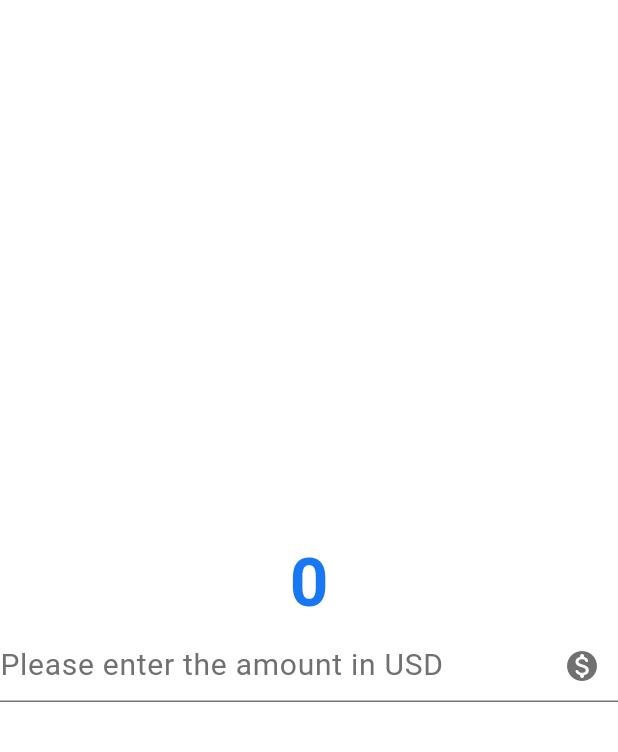
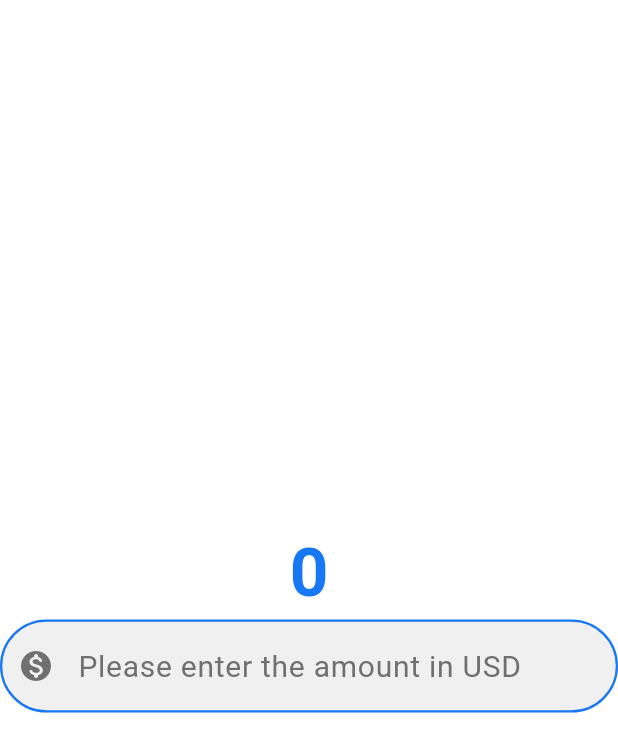
Before and after one commit to nostoc/currency-converter, a Flutter app: the screen it shows after launch, on a phone screen of 412 x 824 dp. Shown: the top 752 px of the screen. Run offline on Flutter 3.47's test engine with Material 3 defaults, Android fonts, the phone set to English and light mode, and no system bars.

Commit message:
add a final border function

```diff
--- a/lib/currency_converter_material_page.dart
+++ b/lib/currency_converter_material_page.dart
@@ -1,17 +1,27 @@
 import 'package:flutter/material.dart';
+import 'package:flutter/widgets.dart';
 
 class CurrencyConverterMaterialPage extends StatelessWidget {
   const CurrencyConverterMaterialPage({super.key});
 
   @override
   Widget build(BuildContext context) {
-    return const Scaffold(
-      backgroundColor: Color.fromRGBO(255, 255, 255, 1),
+    final border = OutlineInputBorder(
+      borderSide: const BorderSide(
+        color: Color.fromRGBO(24, 119, 242, 1),
+        width: 1.5,
+        style: BorderStyle.solid,
+      ),
+      borderRadius: BorderRadius.circular(60),
+    );
+
+    return Scaffold(
+      backgroundColor: const Color.fromRGBO(255, 255, 255, 1),
       body: Center(
         child: Column(
           mainAxisAlignment: MainAxisAlignment.center,
           children: [
-            Text(
+            const Text(
               "0",
               style: TextStyle(
                 fontSize: 45,
@@ -20,17 +30,21 @@ class CurrencyConverterMaterialPage extends StatelessWidget {
               ),
             ),
             TextField(
-              style: TextStyle(
+              style: const TextStyle(
                 fontSize: 20,
               ),
               decoration: InputDecoration(
                 hintText: "Please enter the amount in USD",
-                hintStyle: TextStyle(
+                hintStyle: const TextStyle(
                   fontSize: 20,
                   color: Color.fromRGBO(112, 112, 112, 1),
                 ),
-                suffixIcon: Icon(Icons.monetization_on_rounded),
-                suffixIconColor: Color.fromRGBO(112, 112, 112, 1),
+                prefixIcon: const Icon(Icons.monetization_on_rounded),
+                prefixIconColor: const Color.fromRGBO(112, 112, 112, 1),
+                filled: true,
+                fillColor: const Color.fromRGBO(240, 240, 240, 1),
+                focusedBorder: border,
+                enabledBorder: border,
               ),
             ),
           ],
```
